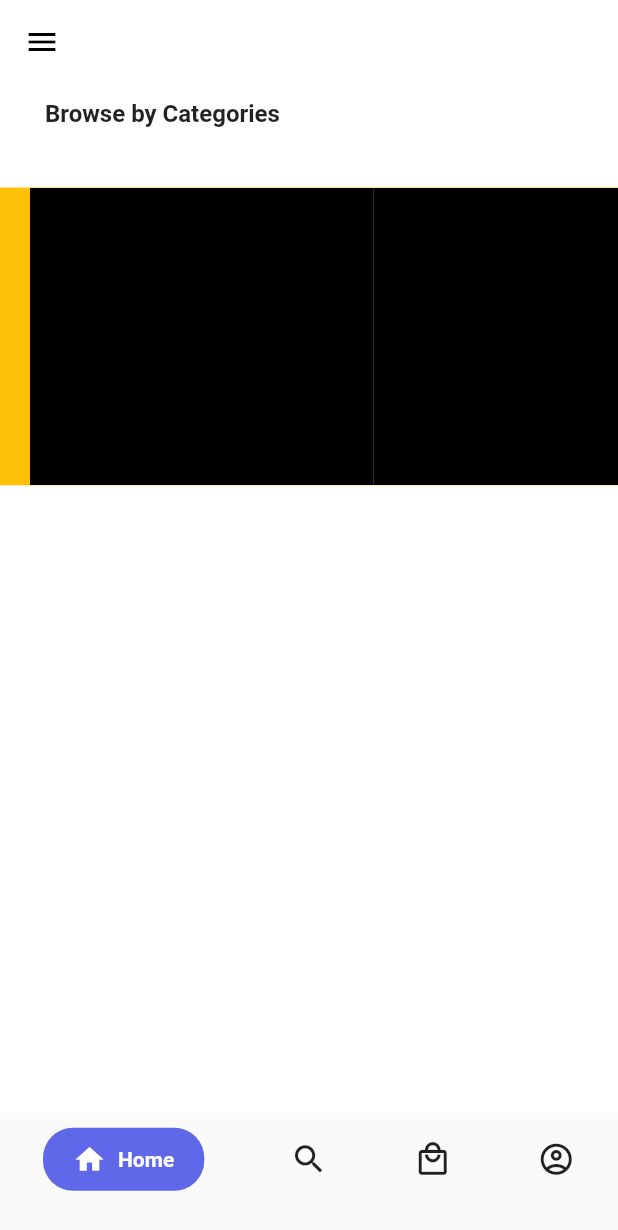
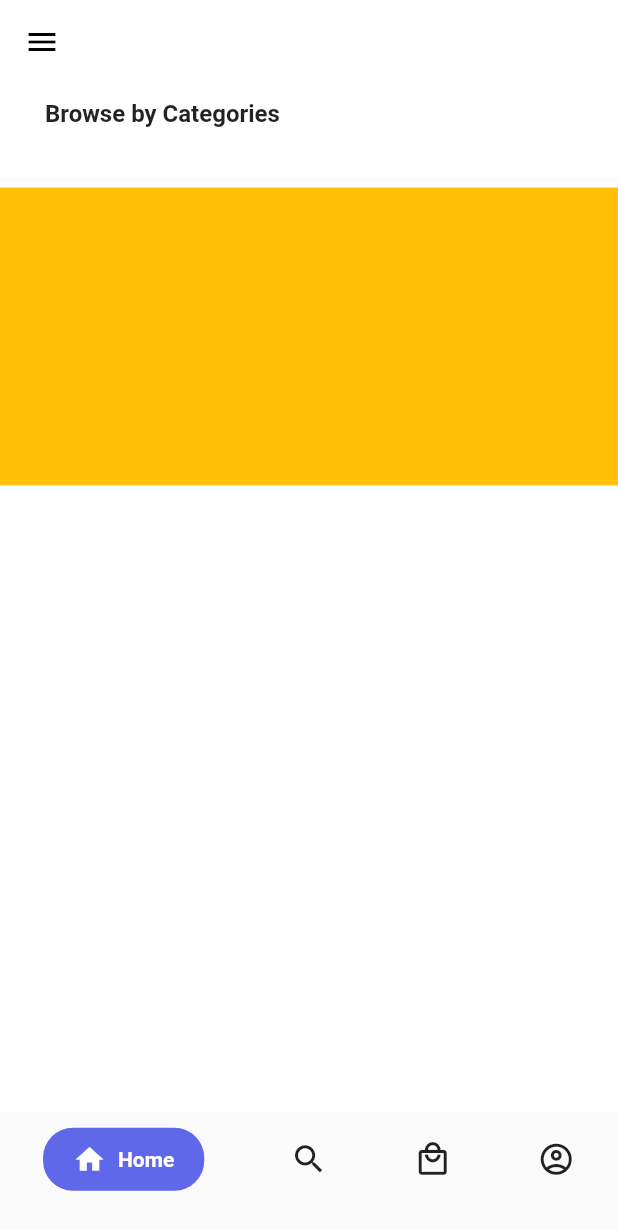
Before and after one commit to ariscybertech/aris_sneakers_shop, a Flutter app: the screen it shows after launch, on a phone screen of 412 x 824 dp. Shown: the top 1230 px of the screen. Run offline on Flutter 3.47's test engine with Material 2 defaults, Android fonts, the phone set to English and light mode, and no system bars.

Commit message:
Version 1.0.0+8

```diff
--- a/lib/pages/home_page.dart
+++ b/lib/pages/home_page.dart
@@ -1,3 +1,4 @@
+import 'package:aris_sneakers_shop/widgets/background_clipper.dart';
 import 'package:flutter/material.dart';
 
 class HomePage extends StatelessWidget {
@@ -44,9 +45,12 @@ class HomePage extends StatelessWidget {
                     scrollDirection: Axis.horizontal,
                     itemCount: 10,
                     itemBuilder: (context, index) {
-                    return Container(
-                      color: Colors.black,
-                      width: MediaQuery.of(context).size.width / 1.8,
+                    return ClipPath(
+                      clipper: BackgroundClipper(),
+                      child: Container(
+                        color: Colors.black,
+                        width: MediaQuery.of(context).size.width / 1.8,
+                      ),
                     );
                   }),
                 )
--- /dev/null
+++ b/lib/widgets/background_clipper.dart
@@ -0,0 +1,14 @@
+import 'package:flutter/material.dart';
+
+class BackgroundClipper extends CustomClipper<Path> {
+  @override
+  Path getClip(Size size) {
+    var path = Path();
+    return path;
+  }
+
+  @override
+  bool shouldReclip(covariant CustomClipper<Path> oldClipper) {
+    return true;
+  }
+}
```
